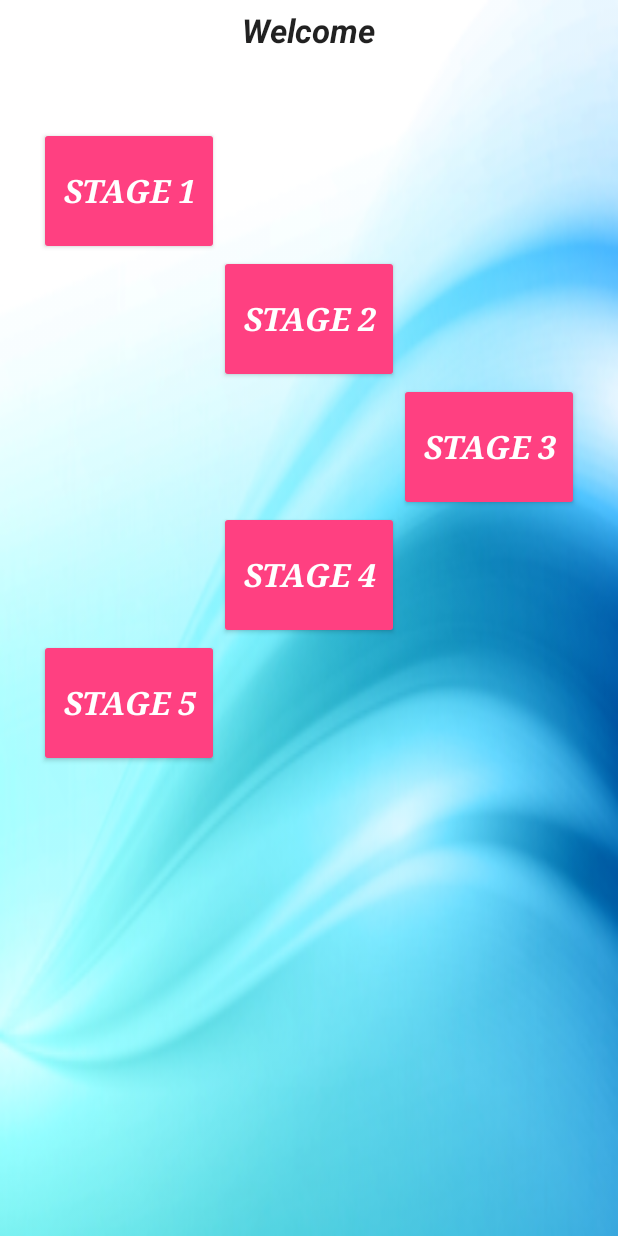
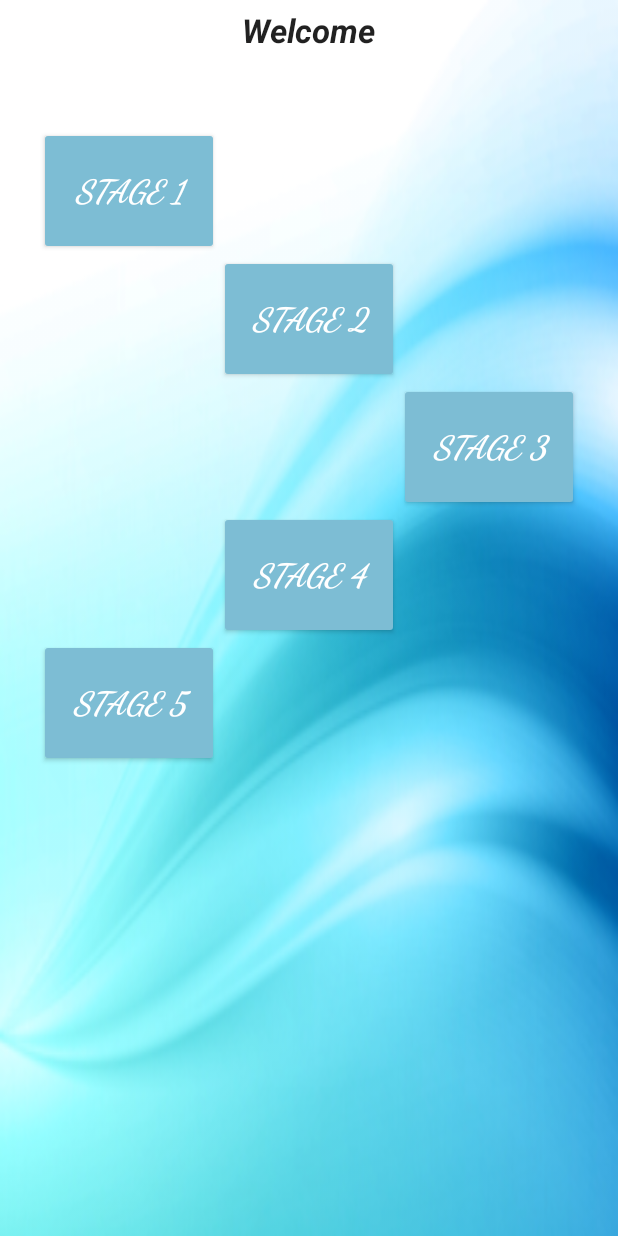
Before and after one commit to zaidabomokh/Sumtrix, an Android app: the layout fragment_stages.xml on its own in the app's theme, with its tools: preview values and no code run, on a phone screen of 412 x 824 dp. Run offline under Robolectric (Android 15) with nearby library versions, the phone set to English and light mode, and no system bars.

```diff
--- a/app/build.gradle
+++ b/app/build.gradle
@@ -29,7 +29,6 @@ dependencies {
     compile 'com.google.firebase:firebase-auth:10.0.1'
     compile 'com.google.firebase:firebase-crash:10.0.1'
     compile 'com.google.firebase:firebase-database:10.0.1'
-
     testCompile 'org.testng:testng:6.9.6'
     compile 'taglibs:datetime:1.0.1'
     compile 'joda-time:joda-time:2.9.7'
--- a/app/src/main/res/layout/fragment_stages.xml
+++ b/app/src/main/res/layout/fragment_stages.xml
@@ -26,7 +26,8 @@
         android:layout_gravity="center_horizontal">
 
         <Button
-            android:theme="@style/AppTheme.Button"
+            android:fontFamily="cursive"
+            android:backgroundTint="@color/myHoloBlueLight"
             android:textStyle="bold|italic"
             android:typeface="serif"
             android:id="@+id/btn1"
@@ -42,7 +43,8 @@
             android:layout_column="0" />
 
         <Button
-            android:theme="@style/AppTheme.Button"
+            android:fontFamily="cursive"
+            android:backgroundTint="@color/myHoloBlueLight"
             android:textStyle="bold|italic"
             android:typeface="serif"
             android:id="@+id/btn2"
@@ -58,7 +60,8 @@
             android:layout_column="1" />
 
         <Button
-            android:theme="@style/AppTheme.Button"
+            android:fontFamily="cursive"
+            android:backgroundTint="@color/myHoloBlueLight"
             android:textStyle="bold|italic"
             android:typeface="serif"
             android:id="@+id/btn3"
@@ -74,7 +77,8 @@
             android:layout_column="2" />
 
         <Button
-            android:theme="@style/AppTheme.Button"
+            android:fontFamily="cursive"
+            android:backgroundTint="@color/myHoloBlueLight"
             android:textStyle="bold|italic"
             android:typeface="serif"
             android:id="@+id/btn4"
@@ -90,7 +94,8 @@
             android:layout_column="1" />
 
         <Button
-            android:theme="@style/AppTheme.Button"
+            android:fontFamily="cursive"
+            android:backgroundTint="@color/myHoloBlueLight"
             android:textStyle="bold|italic"
             android:typeface="serif"
             android:id="@+id/btn5"
--- a/app/src/main/res/layout/fragment_sum_trix.xml
+++ b/app/src/main/res/layout/fragment_sum_trix.xml
@@ -41,7 +41,7 @@
         <Button
             android:layout_width="wrap_content"
             android:layout_height="wrap_content"
-            android:backgroundTint="@color/common_google_signin_btn_text_dark_disabled"
+            android:backgroundTint="@color/myGrey"
             android:text="Streak Help"
             android:typeface="serif"
             android:fontFamily="cursive"
@@ -51,7 +51,7 @@
         <Button
             android:layout_width="wrap_content"
             android:layout_height="wrap_content"
-            android:backgroundTint="@color/colorAccent"
+            android:backgroundTint="@color/myBlue"
             android:text="Back To Main"
             android:typeface="serif"
             android:fontFamily="cursive"
--- a/app/src/main/res/values/colors.xml
+++ b/app/src/main/res/values/colors.xml
@@ -3,5 +3,8 @@
     <color name="colorPrimary">#3F51B5</color>
     <color name="colorPrimaryDark">#303F9F</color>
     <color name="colorAccent">#FF4081</color>
+    <color name="myGrey">#1F000000</color>
+    <color name="myBlue">#BB33B5E5</color>
+    <color name="myHoloBlueLight">#7dbdd4</color>
     <color name="black">#000</color>
 </resources>
--- a/build.gradle
+++ b/build.gradle
@@ -5,7 +5,7 @@ buildscript {
         jcenter()
     }
     dependencies {
-        classpath 'com.android.tools.build:gradle:2.1.3'
+        classpath 'com.android.tools.build:gradle:2.2.3'
         classpath 'com.google.gms:google-services:3.0.0'
 
         // NOTE: Do not place your application dependencies here; they belong
```
Also changed, not shown: app/src/main/java/zmnsoft/sumtrix/Fragments/StagesFragment.java (+12 -7 lines), app/src/main/java/zmnsoft/sumtrix/Fragments/SumTrixFragment.java (+7 -8 lines), app/src/main/java/zmnsoft/sumtrix/Fragments/TopTenBoard.java (+24 -1 lines), app/src/main/java/zmnsoft/sumtrix/MainActivity.java (+10 -12 lines), app/src/main/java/zmnsoft/sumtrix/SumTrix/TimeTracker.java (added, +26 -0 lines), app/src/main/java/zmnsoft/sumtrix/SumTrix/myOnClickListener.java (+16 -3 lines), app/src/main/java/zmnsoft/sumtrix/User.java (+13 -9 lines), app/src/main/res/drawable/buttonshape.xml (deleted, +0 -15 lines).
